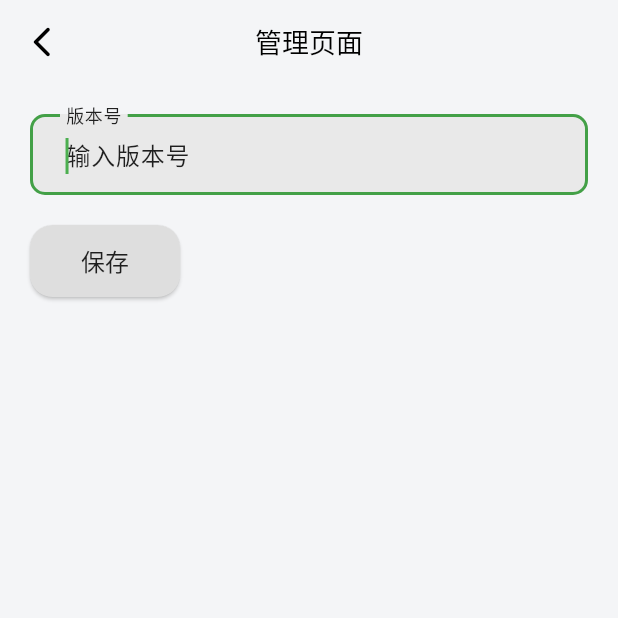
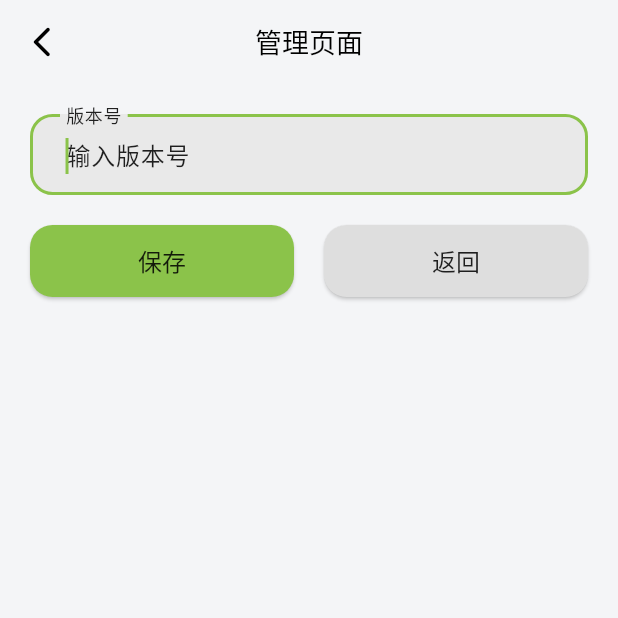
Before and after one commit to lintex/cabbbage, a Flutter app: the ManagePage screen opened by its route, on a phone screen of 412 x 824 dp, the top half of it. Run offline on Flutter 3.47's test engine with Material 3 defaults, Android fonts, the phone set to English and light mode, and no system bars; our stand-ins replace flutter_slidable, get, get_storage, image_picker, isar, package_info_plus and 1 more; missing offline and left inert: clipboard; accounts and stored records are empty; generated files the repository leaves out were written again.

```diff
--- a/lib/components/my_card.dart
+++ b/lib/components/my_card.dart
@@ -63,8 +63,9 @@ class MyCard extends StatelessWidget {
                           child: MyButton(
                               text: "复制",
                               onPressed: () {
-                                FlutterClipboard.copy(note.text)
-                                    .then((value) => debugPrint('copied'));
+                                FlutterClipboard.copy(note.text).then((value) =>
+                                    debugPrint(
+                                        'The contents of the note have been copied！'));
                                 Get.back();
                                 Get.snackbar("success", "笔记内容已复制到剪贴板！");
                               })),
--- a/lib/components/my_drawer.dart
+++ b/lib/components/my_drawer.dart
@@ -21,6 +21,7 @@ class MyDrawer extends StatelessWidget {
     sc.userName.value = box.read('userName');
 
     return Drawer(
+      width: 250,
       //backgroundColor: greyBg,
       child: Container(
         color: Theme.of(context).colorScheme.background,
--- a/lib/components/my_settings_tile.dart
+++ b/lib/components/my_settings_tile.dart
@@ -17,6 +17,7 @@ class MySettingsTile extends StatelessWidget {
     return Padding(
       padding: const EdgeInsets.fromLTRB(40, 10, 40, 10),
       child: GestureDetector(
+        behavior: HitTestBehavior.opaque,
         onTap: onPressed,
         child: Row(
           mainAxisAlignment: MainAxisAlignment.spaceBetween,
--- a/lib/components/my_textfield2.dart
+++ b/lib/components/my_textfield2.dart
@@ -1,7 +1,7 @@
 import 'package:flutter/material.dart';
 
-class MyTextField2 extends StatelessWidget {
-  const MyTextField2(
+class MyTextFieldWithLabel extends StatelessWidget {
+  const MyTextFieldWithLabel(
       {super.key,
       required this.controller,
       this.hintText = '',
@@ -13,13 +13,13 @@ class MyTextField2 extends StatelessWidget {
   @override
   Widget build(BuildContext context) {
     var roundBorder = OutlineInputBorder(
-        borderRadius: BorderRadius.circular(10),
+        borderRadius: BorderRadius.circular(15),
         borderSide: const BorderSide(style: BorderStyle.none));
 
     return TextField(
       controller: controller,
       autofocus: true,
-      cursorColor: Colors.green,
+      cursorColor: Colors.lightGreen,
       decoration: InputDecoration(
         isCollapsed: true, //根据文字大小调整输入框高度
         contentPadding: const EdgeInsets.fromLTRB(20, 15, 15, 15),
@@ -28,9 +28,9 @@ class MyTextField2 extends StatelessWidget {
         enabledBorder: roundBorder,
         filled: true, // * 只有filled为true时，下面的fillColor才有效
         fillColor: Theme.of(context).colorScheme.primary,
-        focusedBorder: OutlineInputBorder(
-          borderSide: BorderSide(color: Colors.green.shade600, width: 2),
-          borderRadius: BorderRadius.all(Radius.circular(10)),
+        focusedBorder: const OutlineInputBorder(
+          borderSide: BorderSide(color: Colors.lightGreen, width: 2),
+          borderRadius: BorderRadius.all(Radius.circular(15)),
         ),
         // hitText 和 labelText 同时存在有些问题
         hintText: hintText,
--- a/lib/main.dart
+++ b/lib/main.dart
@@ -118,11 +118,14 @@ class ControllerBind extends Bindings {
   @override
   void dependencies() {
     Get.lazyPut(() => SettingsController());
+    Get.lazyPut(() => Database());
   }
 }
 
 bool isFirstRun() {
   // 判断App是否为第一次运行
   GetStorage box = GetStorage();
-  return !box.hasData('isFirstRun') || box.read('isFirstRun') == true;
+  return !box.hasData('isFirstRun') || // 运行welcome后失效
+      !box.hasData('isVersion11') || // 判断是否为新版本重现安装，数字为build-number
+      box.read('isFirstRun') == true; // 通过设置页面设置
 }
--- a/lib/pages/manage_page.dart
+++ b/lib/pages/manage_page.dart
@@ -25,7 +25,7 @@ class ManagePage extends StatelessWidget {
           child: Column(
             crossAxisAlignment: CrossAxisAlignment.start,
             children: [
-              MyTextField2(
+              MyTextFieldWithLabel(
                 controller: versionController,
                 hintText: '输入版本号',
                 labelText: '版本号',
@@ -33,17 +33,31 @@ class ManagePage extends StatelessWidget {
               const SizedBox(
                 height: 20,
               ),
-              MyButton(
-                  text: '保存',
-                  onPressed: () {
-                    box.write('version', versionController.text);
-                    sc.setNewVersion(versionController.text);
-                    Get.snackbar('成功', "新版本号 ${versionController.text} 写入成功！");
-                    // var snackBar = SnackBar(
-                    //   content: Text('✅成功：新版本号 ${versionController.text} 写入成功！'),
-                    // );
-                    // ScaffoldMessenger.of(context).showSnackBar(snackBar);
-                  })
+              Row(
+                children: [
+                  Expanded(
+                    child: MyButton(
+                        text: '保存',
+                        color: Colors.lightGreen,
+                        onPressed: () {
+                          box.write('version', versionController.text);
+                          sc.setNewVersion(versionController.text);
+                          Get.snackbar('Success',
+                              "新版本号 ${versionController.text} 写入成功！");
+                        }),
+                  ),
+                  const SizedBox(
+                    width: 20,
+                  ),
+                  Expanded(
+                    child: MyButton(
+                        text: '返回',
+                        onPressed: () {
+                          Get.back();
+                        }),
+                  ),
+                ],
+              )
             ],
           ),
         ));
--- a/lib/pages/notePage/edit_note_page.dart
+++ b/lib/pages/notePage/edit_note_page.dart
@@ -159,7 +159,10 @@ class EditNotePage extends StatelessWidget {
                   //     TextStyle(color: Theme.of(context).colorScheme.inversePrimary),
                 ),
               ),
-              MyToolsBar(noteTextController: noteTextController),
+              MyToolsBar(
+                noteTextController: noteTextController,
+                noteId: note.id,
+              ),
             ],
           ),
         ));
--- a/lib/pages/notePage/new_note_page.dart
+++ b/lib/pages/notePage/new_note_page.dart
@@ -78,7 +78,10 @@ class NewNotePage extends StatelessWidget {
                   //     TextStyle(color: Theme.of(context).colorScheme.inversePrimary),
                 ),
               ),
-              MyToolsBar(noteTextController: noteTextController),
+              MyToolsBar(
+                noteTextController: noteTextController,
+                noteId: 0, //!error
+              ),
             ],
           ),
         ));
--- a/lib/pages/welcome_page.dart
+++ b/lib/pages/welcome_page.dart
@@ -1,5 +1,4 @@
 import 'package:cabbbage/components/my_button.dart';
-import 'package:cabbbage/pages/dashboard_page.dart';
 import 'package:cabbbage/tools/tools.dart';
 import 'package:flutter/material.dart';
 import 'package:get/get.dart';
--- a/lib/theme/theme.dart
+++ b/lib/theme/theme.dart
@@ -38,7 +38,7 @@ ThemeData lightMode = ThemeData(
         primary: const Color.fromARGB(255, 233, 233, 233),
         secondary: Colors.grey.shade400,
         tertiary: Colors.grey.shade500,
-        primaryContainer: Color.fromARGB(200, 190, 227, 191),
+        primaryContainer: const Color.fromARGB(200, 190, 227, 191),
         inversePrimary: Colors.black87,
         outline: const Color.fromARGB(255, 235, 235, 235),
         shadow: const Color.fromARGB(255, 222, 222, 222),
@@ -61,5 +61,5 @@ ThemeData darkMode = ThemeData(
         outline: const Color.fromARGB(255, 70, 70, 70),
         shadow: const Color.fromARGB(255, 12, 12, 12),
         // floatActionButton 颜色
-        secondaryContainer: Color.fromARGB(255, 16, 55, 19),
+        secondaryContainer: const Color.fromARGB(255, 16, 55, 19),
         onSecondaryContainer: Colors.green.shade600));
```
Also changed, not shown: lib/pages/about_page.dart (+7 -7 lines), lib/pages/dashboard_page.dart (+79 -3 lines), lib/pages/notePage/my_tools_bar.dart (+12 -2 lines), lib/pages/settings_page.dart (+21 -47 lines).
